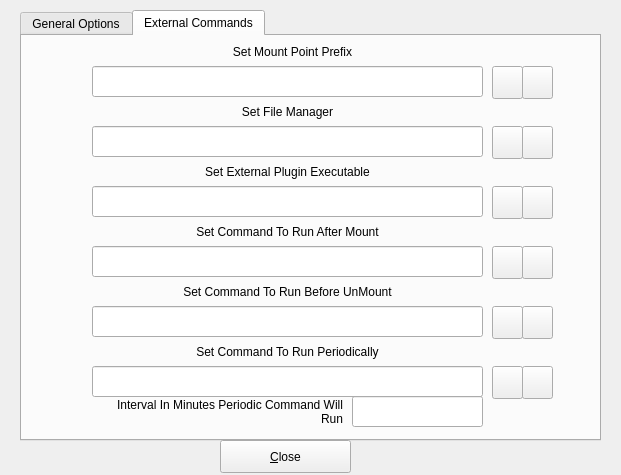
Above: src/configoptions.ui from mhogomchungu/sirikali before the change. Below: the same form after it.
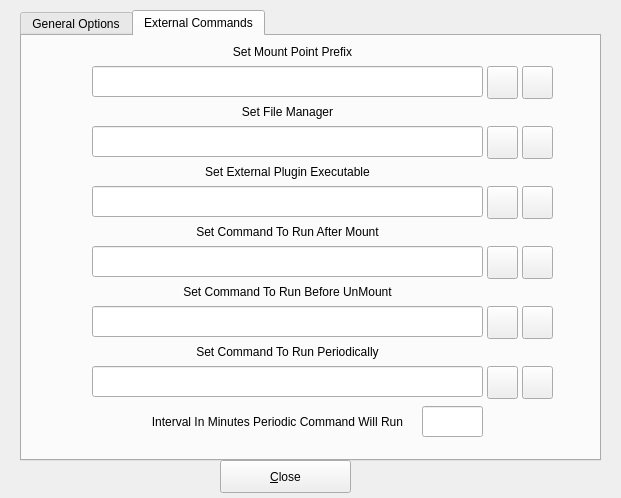
That is the form after the change. The open tabs and pages were chosen to show the change.

Commit message:
fix: The Restore button has no icon
1. Some control layouts are too compact
2. The Restore button has no icon
3. Select the icon of the command file uniformly

Log: fix issue
issue: https://github.com/mhogomchungu/sirikali/issues/266

Diff of the .ui file:
```diff
--- a/src/configoptions.ui
+++ b/src/configoptions.ui
@@ -7,7 +7,7 @@
     <x>0</x>
     <y>0</y>
     <width>621</width>
-    <height>475</height>
+    <height>498</height>
    </rect>
   </property>
   <property name="windowTitle">
@@ -19,7 +19,7 @@
      <x>20</x>
      <y>10</y>
      <width>581</width>
-     <height>431</height>
+     <height>451</height>
     </rect>
    </property>
    <property name="currentIndex">
@@ -307,7 +307,7 @@
     <widget class="QPushButton" name="pbMountPointPrefix">
      <property name="geometry">
       <rect>
-       <x>470</x>
+       <x>465</x>
        <y>30</y>
        <width>31</width>
        <height>33</height>
@@ -397,7 +397,7 @@
     <widget class="QPushButton" name="pbPostMountCommand">
      <property name="geometry">
       <rect>
-       <x>470</x>
+       <x>465</x>
        <y>210</y>
        <width>31</width>
        <height>33</height>
@@ -410,7 +410,7 @@
     <widget class="QPushButton" name="pbPreUnMountCommand">
      <property name="geometry">
       <rect>
-       <x>470</x>
+       <x>465</x>
        <y>270</y>
        <width>31</width>
        <height>33</height>
@@ -452,7 +452,7 @@
     <widget class="QPushButton" name="pbRunPeriodicallyCommand">
      <property name="geometry">
       <rect>
-       <x>470</x>
+       <x>465</x>
        <y>330</y>
        <width>31</width>
        <height>33</height>
@@ -465,9 +465,9 @@
     <widget class="QLineEdit" name="lineEditRunPeriodicallyInterval">
      <property name="geometry">
       <rect>
-       <x>330</x>
-       <y>360</y>
-       <width>131</width>
+       <x>400</x>
+       <y>370</y>
+       <width>61</width>
        <height>31</height>
       </rect>
      </property>
@@ -476,8 +476,8 @@
      <property name="geometry">
       <rect>
        <x>70</x>
-       <y>360</y>
-       <width>251</width>
+       <y>370</y>
+       <width>311</width>
        <height>31</height>
       </rect>
      </property>
@@ -494,7 +494,7 @@
     <widget class="QPushButton" name="pbSetFileManager">
      <property name="geometry">
       <rect>
-       <x>470</x>
+       <x>465</x>
        <y>90</y>
        <width>31</width>
        <height>33</height>
@@ -507,7 +507,7 @@
     <widget class="QPushButton" name="pbSetExternalCommand">
      <property name="geometry">
       <rect>
-       <x>470</x>
+       <x>465</x>
        <y>150</y>
        <width>31</width>
        <height>33</height>
@@ -619,7 +619,7 @@
    <property name="geometry">
     <rect>
      <x>220</x>
-     <y>440</y>
+     <y>460</y>
      <width>131</width>
      <height>33</height>
     </rect>
```
Left out of the diff: 16 changed lines with no effect on the pictures. The commit also changes 3 other files.
